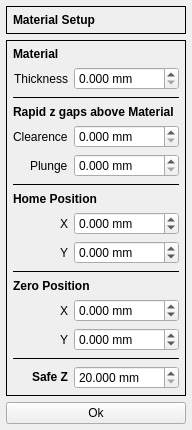
First picture: the form in G2G/forms/materialsetupform.ui, repository aLDime/GERBER_X2, before the edit.
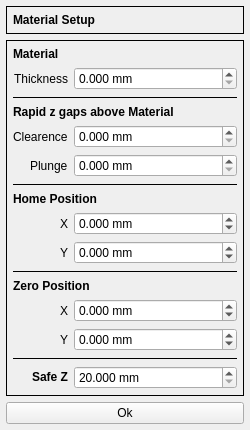
Second picture: the form after the edit.

```diff
--- a/G2G/forms/materialsetupform.ui
+++ b/G2G/forms/materialsetupform.ui
@@ -6,10 +6,16 @@
    <rect>
     <x>0</x>
     <y>0</y>
-    <width>185</width>
+    <width>250</width>
     <height>392</height>
    </rect>
   </property>
+  <property name="minimumSize">
+   <size>
+    <width>250</width>
+    <height>0</height>
+   </size>
+  </property>
   <property name="windowTitle">
    <string>Form</string>
   </property>
```
